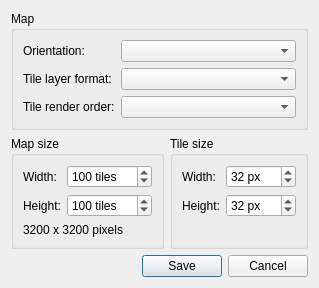
The window that src/tiled/newmapdialog.ui (mapeditor/tiled) describes before a commit, drawn with Qt 5.
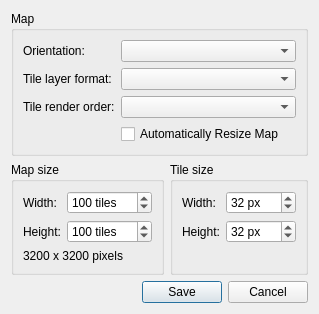
The same window after the commit.

Commit message: Basic support for infinite-maps

What changed in the file:
```diff
--- a/src/tiled/newmapdialog.ui
+++ b/src/tiled/newmapdialog.ui
@@ -234,6 +234,13 @@
       <item row="2" column="1">
        <widget class="QComboBox" name="renderOrder"/>
       </item>
+      <item row="3" column="1">
+       <widget class="QCheckBox" name="mapInfinite">
+        <property name="text">
+         <string>Automatically Resize Map</string>
+        </property>
+       </widget>
+      </item>
      </layout>
     </widget>
    </item>
```
The commit also changes 19 other files.
